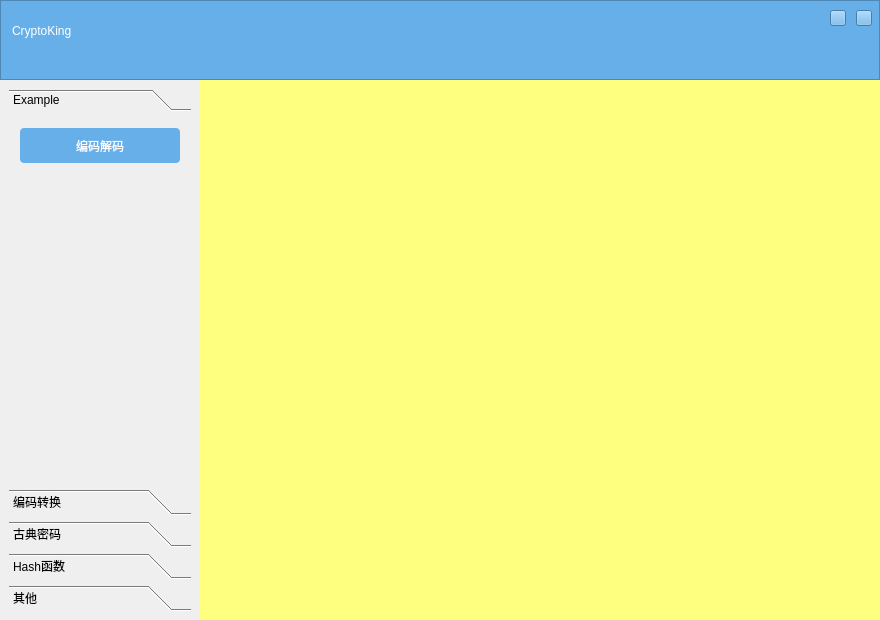
This is ui/Forms/MainForm.ui in tanyiqu/CryptoKing as Qt 5 draws it before an edit. The edited form follows.
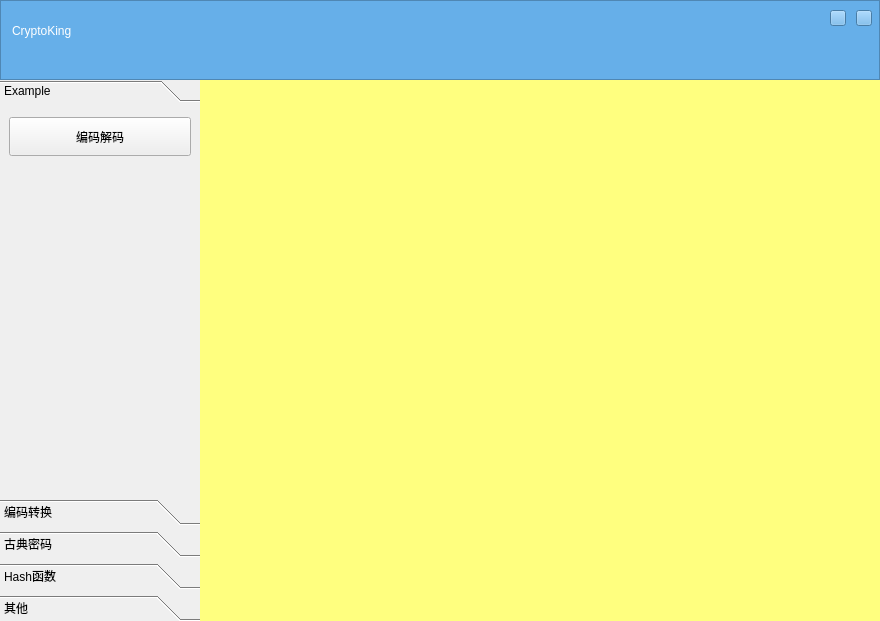
This is the edited form. The open tabs and pages were chosen to show the change.

Commit message: 菜单添加简单样式

```diff
--- a/ui/Forms/MainForm.ui
+++ b/ui/Forms/MainForm.ui
@@ -7,7 +7,7 @@
     <x>0</x>
     <y>0</y>
     <width>880</width>
-    <height>620</height>
+    <height>621</height>
    </rect>
   </property>
   <property name="windowTitle">
@@ -136,6 +136,21 @@
          <string notr="true"/>
         </property>
         <layout class="QVBoxLayout" name="verticalLayout">
+         <property name="spacing">
+          <number>0</number>
+         </property>
+         <property name="leftMargin">
+          <number>0</number>
+         </property>
+         <property name="topMargin">
+          <number>0</number>
+         </property>
+         <property name="rightMargin">
+          <number>0</number>
+         </property>
+         <property name="bottomMargin">
+          <number>0</number>
+         </property>
          <item>
           <widget class="QToolBox" name="toolBox">
            <property name="styleSheet">
@@ -143,6 +158,30 @@
     color: #000;
 }
 
+QToolBox{
+background-color: rgb(80, 80, 80);/*背景色-空隙颜色*/
+border:1px solid rgb(128, 128, 128);
+}
+QToolBox QWidget{/*tab页*/
+background-color: rgb(80, 80, 80);
+}
+QToolBox&gt;QAbstractButton{/*标题栏*/
+min-height:40px;
+}
+QToolBox::tab{
+background-color:rgb(40, 40, 40);
+}
+QToolBox::tab:hover{
+color:black;
+background-color: rgb(255, 170, 0);
+}
+QToolBox::tab:selected{
+color:rgb(255, 170, 0);
+}
+QToolBox::tab:selected:hover{
+color:black;
+}
+
 QPushButton {
     border-radius: 4px;
     background-color: #66afe9;
@@ -161,7 +200,8 @@
     right: 0;
     background-color: #1976d2;
 }
- </string>
+
+</string>
            </property>
            <property name="currentIndex">
             <number>1</number>
@@ -171,8 +211,8 @@
              <rect>
               <x>0</x>
               <y>0</y>
-              <width>182</width>
-              <height>392</height>
+              <width>198</width>
+              <height>309</height>
              </rect>
             </property>
             <attribute name="label">
```
Left out of the diff: 21 changed lines with no effect on the pictures. The commit also changes 2 other files.
